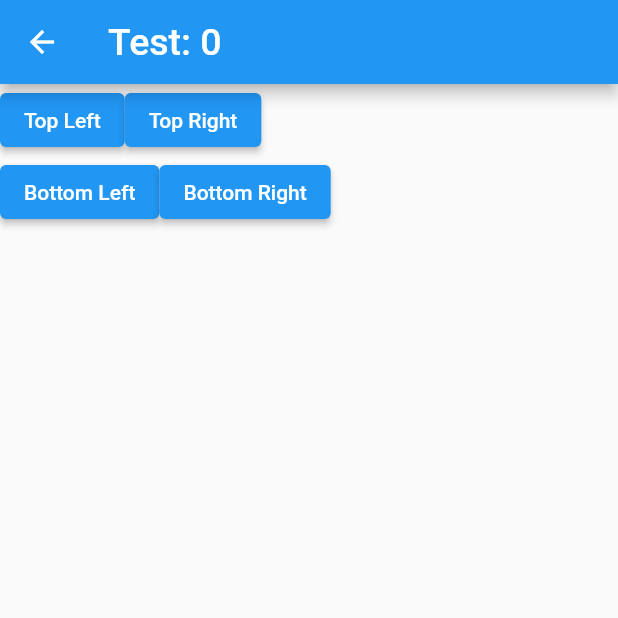
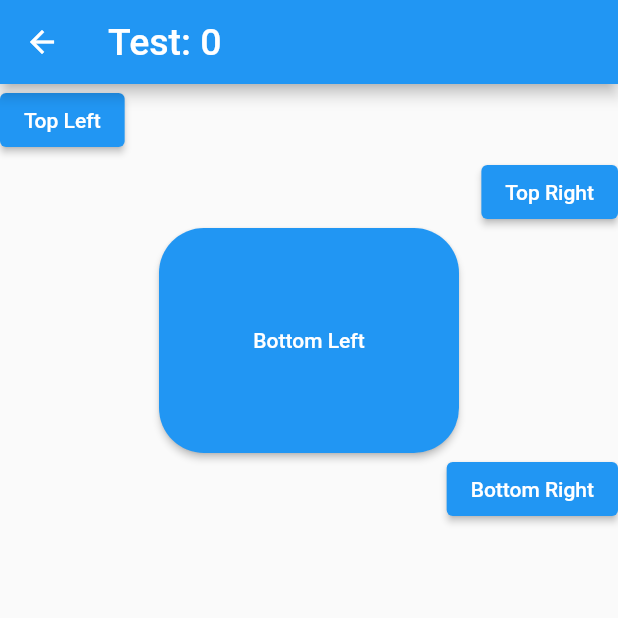
Before and after one commit to FalconLuma/-DECO38010--VillersBoysII, a Flutter app: the screen it shows after launch, item 4 of the bottom bar chosen, after a tap on the "start" icon, on a phone screen of 412 x 824 dp, the top half of it. Run offline on Flutter 3.47's test engine with Material 2 defaults, Android fonts, the phone set to English and light mode, and no system bars.

Commit message:
Experimented with button sizing and page layout

```diff
--- a/villers_boys_ii/lib/reaction_time_test1.dart
+++ b/villers_boys_ii/lib/reaction_time_test1.dart
@@ -7,7 +7,6 @@ import 'main_page.dart';
 class ReactionTimeTest extends StatefulWidget {
   const ReactionTimeTest({Key? key, required this.user}) : super(key: key);
   final User user;
-
   @override
   State<ReactionTimeTest> createState() => _ReactionTestState();
 }
@@ -44,9 +43,6 @@ class _ReactionTestState extends State<ReactionTimeTest> {
       ),
       body: Center(
         child: Column(children: [
-          Row(
-            children: [
-
               Align(
                 alignment: Alignment.centerLeft,
                 child:ElevatedButton(
@@ -57,17 +53,23 @@ class _ReactionTestState extends State<ReactionTimeTest> {
                 alignment: Alignment.centerRight,
                 child: ElevatedButton(
                     onPressed: (){}, child: const Text("Top Right")
-                ),
-              )
-            ],
-          ),
-          Row(
-            children: [
-              Align(
-                  alignment: Alignment.bottomLeft,
-                  child:ElevatedButton(
-                      onPressed: (){}, child: const Text("Bottom Left")
-                  )
+                )
+              ),
+          SizedBox(
+                height: 150,
+                width: 200,
+                child: Align(
+                    alignment: Alignment.bottomLeft,
+                    child:ElevatedButton(
+                      style: ElevatedButton.styleFrom(
+                        shape: RoundedRectangleBorder( //to set border radius to button
+                            borderRadius: BorderRadius.circular(30)
+                        ),
+                        fixedSize: const Size(200, 150)
+                      ),
+                      onPressed: (){}, child: Text("Bottom Left",),
+                    )
+                )
               ),
               Align(
                 alignment: Alignment.bottomRight,
@@ -76,9 +78,6 @@ class _ReactionTestState extends State<ReactionTimeTest> {
                 ),
               )
             ],
-          )
-        ],
-
         )
       )
     );
```
